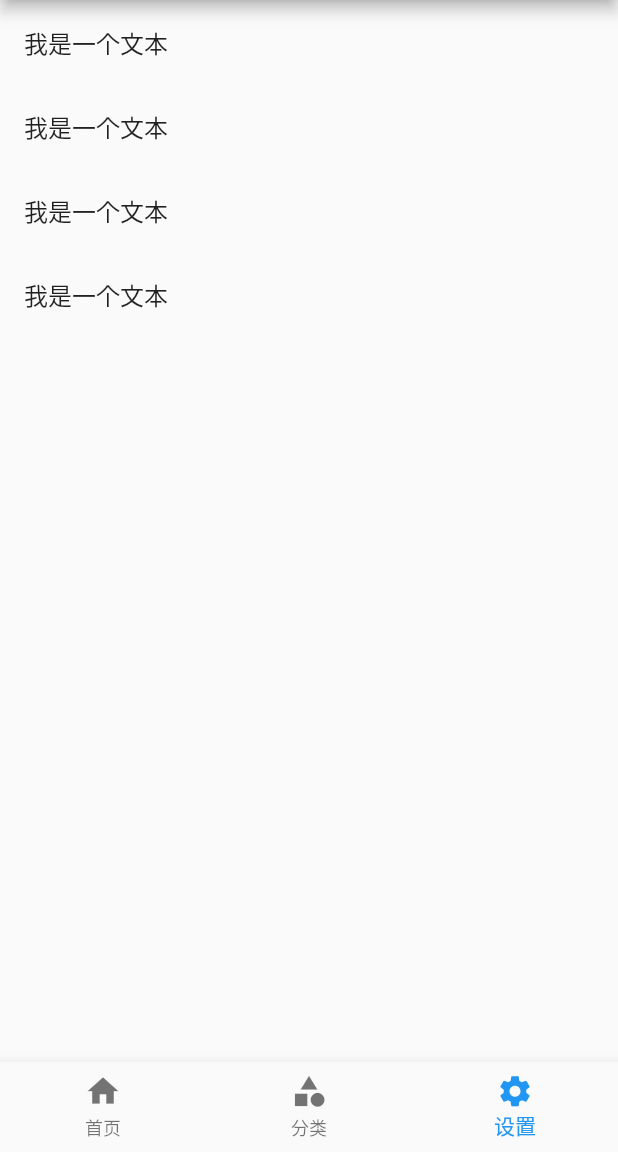
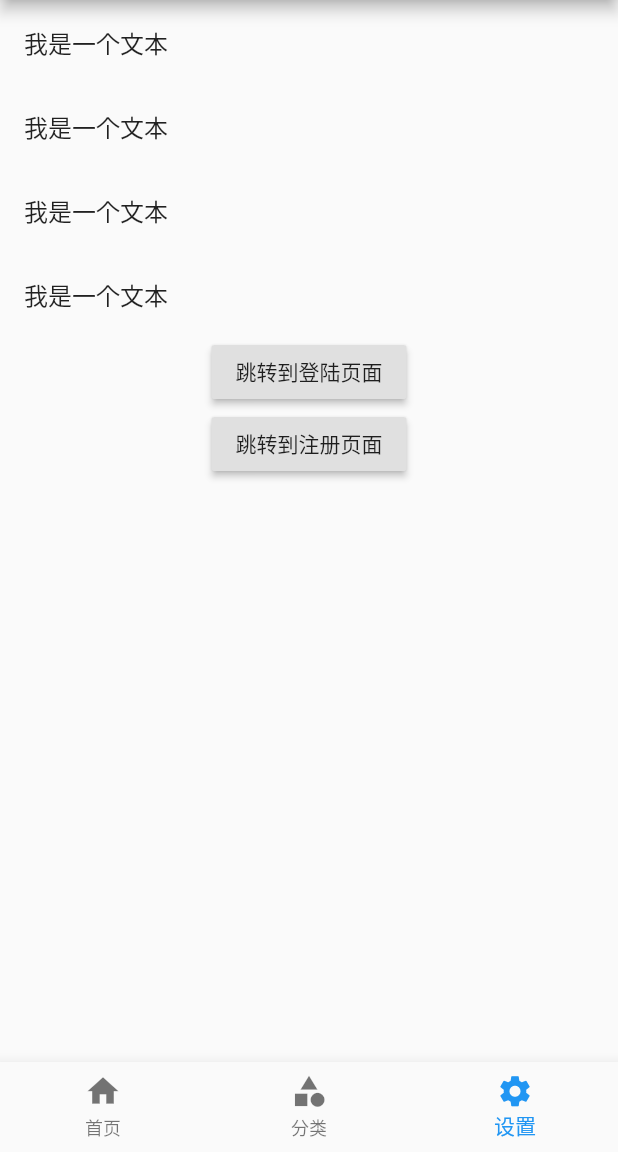
Before and after one commit to ngooigypngooigyp/fruit_app, a Flutter app: the screen it shows after launch, item 3 of the bottom bar chosen, on a phone screen of 412 x 824 dp, the part 84-1236 px from its top. Run offline on Flutter 3.47's test engine with Material 2 defaults, Android fonts, the phone set to English and light mode, and no system bars.

Commit message:
登录页面

```diff
--- a/lib/main.dart
+++ b/lib/main.dart
@@ -1,22 +1,25 @@
 import 'package:flutter/material.dart';
 import 'pages/Tabs.dart';
-import 'pages/Form.dart';
-import 'pages/Search.dart';
+import 'routes/routes.dart';
+
 
 
 void main(){
   runApp(MyApp());
 }
 class MyApp extends StatelessWidget{
+
   @override
   Widget build(BuildContext context) {
     // TODO: implement build
     return MaterialApp(
-      home: Tabs(),
-      routes: {
-        '/form':(context)=>FormPage(),
-        '/search':(context)=>SearchPage(),
-      },
+      //  home: Tabs(),
+      initialRoute: '/',   // 初始化加载的路由
+      // routes: {
+      //   '/form':(context)=>FormPage(),
+      //   '/search':(context)=>SearchPage(),
+      // },
+      onGenerateRoute: onGenerateRoute,
     );
   }
 }
--- a/lib/pages/tabs/Home.dart
+++ b/lib/pages/tabs/Home.dart
@@ -1,5 +1,4 @@
 import 'package:flutter/material.dart';
-import '../Search.dart';
 
 class HomePage extends StatefulWidget {
   HomePage({Key key}) : super(key: key);
@@ -22,20 +21,21 @@ class _HomePageState extends State<HomePage> {
             //      builder: (context)=>SearchPage()
             //   ),
             // );
-            Navigator.pushNamed(context, '/search');
+            Navigator.pushNamed(context, '/search',arguments:{'id':4321});
           },
           color: Theme.of(context).accentColor,
           textTheme: ButtonTextTheme.primary,
         ),
         SizedBox(height: 20,),
         RaisedButton(
-          child: Text('ww'),
+          child: Text('跳转到商品页面'),
           onPressed: (){
             // Navigator.of(context).push(
             //   MaterialPageRoute(
             //      builder: (context)=>SearchPage()
             //   ),
             // );
+            Navigator.pushNamed(context, '/product');
           },
           color: Theme.of(context).accentColor,
           textTheme: ButtonTextTheme.primary,
--- a/lib/pages/tabs/Settings.dart
+++ b/lib/pages/tabs/Settings.dart
@@ -9,7 +9,9 @@ class SettingPage extends StatefulWidget {
 class _SettingPageState extends State<SettingPage> {
   @override
   Widget build(BuildContext context) {
-    return ListView(
+    return Column(
+      children: <Widget>[
+        Column(
           children: <Widget>[
             ListTile(
               title: Text("我是一个文本"),
@@ -24,6 +26,22 @@ class _SettingPageState extends State<SettingPage> {
               title: Text("我是一个文本"),
             ),
           ],
+        ),
+        RaisedButton(
+          child: Text('跳转到登陆页面'),
+          onPressed: (){
+            Navigator.pushNamed(context, '/login');
+
+          },
+        ),
+        RaisedButton(
+          child: Text('跳转到注册页面'),
+          onPressed: (){
+            Navigator.pushNamed(context, '/registerFirst');
+
+          },
+        ),
+      ],
     );
   }
 }
--- /dev/null
+++ b/lib/routes/routes.dart
@@ -0,0 +1,44 @@
+import 'package:flutter/material.dart';
+import '../pages/Form.dart';
+import '../pages/Search.dart';
+import '../pages/Tabs.dart';
+import '../pages/product.dart';
+import '../pages/productInfo.dart';
+
+import '../pages/user/Login.dart';
+import '../pages/user/RegisterFirst.dart';
+import '../pages/user/RegisterSecond.dart';
+
+
+//配置路由
+final routes = {
+  '/':(context,{arguments})=>Tabs(),
+  '/form':(context,{arguments})=>FormPage(),
+  '/search':(context,{arguments})=>SearchPage(arguments: arguments),
+  '/productinfo':(context,{arguments})=>ProductInfoPage(arguments: arguments),
+  '/product':(context)=>ProductPage(),
+  '/login':(context)=>LoginPage(),
+  '/registerFirst':(context)=>RegisterFirstPage(),
+  '/registerSecond':(context)=>RegisterSecondPage(),
+};
+
+//固定写法
+var onGenerateRoute=(RouteSettings settings){
+
+  final String name = settings.name;
+
+  final Function pageContentBuilder = routes[name];
+  if(pageContentBuilder != null){
+    if(settings.arguments != null){
+      final Route route = MaterialPageRoute(
+        builder: (context)=>
+        pageContentBuilder(context,arguments: settings.arguments));
+      return route;
+    }else{
+      final Route route = MaterialPageRoute(
+        builder: (context)=>
+        pageContentBuilder(context));
+      return route;
+    }
+  }
+};
```
Also changed, not shown: lib/pages/Search.dart (+5 -2 lines), lib/pages/product.dart (added, +30 -0 lines), lib/pages/productInfo.dart (added, +23 -0 lines), lib/pages/user/Login.dart (added, +28 -0 lines), lib/pages/user/RegisterFirst.dart (added, +12 -0 lines), lib/pages/user/RegisterSecond.dart (added, +12 -0 lines). Lines whose indentation alone changed are shown as unchanged.
